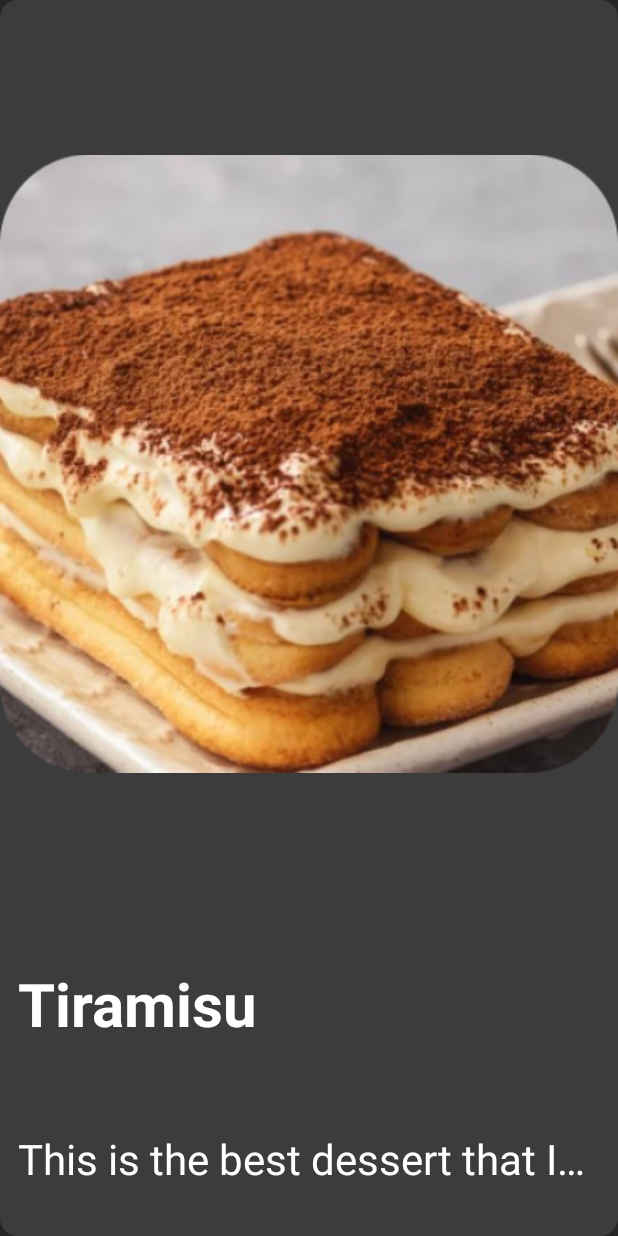
After one commit to nguyenhoangminh31082003/CS426-Final_project, an Android app built with Jetpack Compose: the layout layout_of_food_in_search_result.xml on its own in the app's theme, with its tools: preview values and no code run, on a phone screen of 412 x 824 dp. The commit adds this screen. Run offline under Robolectric (Android 15) with nearby library versions, the phone set to English and light mode, and no system bars.

Commit message:
Create layout for food in search result

```diff
--- a/CS426_final_project/app/src/main/java/com/example/cs426_final_project/activities/ChoosingSortModeActivity.java
+++ b/CS426_final_project/app/src/main/java/com/example/cs426_final_project/activities/ChoosingSortModeActivity.java
@@ -1,7 +1,9 @@
 package com.example.cs426_final_project.activities;
 
 import androidx.appcompat.app.AppCompatActivity;
+import androidx.core.content.ContextCompat;
 
+import android.graphics.Color;
 import android.os.Bundle;
 import android.view.View;
 import android.widget.Button;
@@ -16,20 +18,29 @@ public class ChoosingSortModeActivity extends AppCompatActivity {
 
     private void chooseNearByMode() {
         this.nearByButton.setBackgroundResource(R.drawable.chosen_sort_mode_customization);
+        this.nearByButton.setTextColor(ContextCompat.getColor(getApplicationContext(), R.color.dark_grey));
         this.bestRatingsButton.setBackgroundResource(R.drawable.unchosen_sort_mode_customization);
+        this.bestRatingsButton.setTextColor(ContextCompat.getColor(getApplicationContext(), R.color.white));
         this.popularButton.setBackgroundResource(R.drawable.unchosen_sort_mode_customization);
+        this.popularButton.setTextColor(ContextCompat.getColor(getApplicationContext(), R.color.white));
     }
 
     private void chooseBestRatingsByMode() {
         this.nearByButton.setBackgroundResource(R.drawable.unchosen_sort_mode_customization);
+        this.nearByButton.setTextColor(ContextCompat.getColor(getApplicationContext(), R.color.white));
         this.bestRatingsButton.setBackgroundResource(R.drawable.chosen_sort_mode_customization);
+        this.bestRatingsButton.setTextColor(ContextCompat.getColor(getApplicationContext(), R.color.dark_grey));
         this.popularButton.setBackgroundResource(R.drawable.unchosen_sort_mode_customization);
+        this.popularButton.setTextColor(ContextCompat.getColor(getApplicationContext(), R.color.white));
     }
 
     private void choosePopularMode() {
         this.nearByButton.setBackgroundResource(R.drawable.unchosen_sort_mode_customization);
+        this.nearByButton.setTextColor(ContextCompat.getColor(getApplicationContext(), R.color.white));
         this.bestRatingsButton.setBackgroundResource(R.drawable.unchosen_sort_mode_customization);
+        this.bestRatingsButton.setTextColor(ContextCompat.getColor(getApplicationContext(), R.color.white));
         this.popularButton.setBackgroundResource(R.drawable.chosen_sort_mode_customization);
+        this.popularButton.setTextColor(ContextCompat.getColor(getApplicationContext(), R.color.dark_grey));
     }
 
     @Override
--- /dev/null
+++ b/CS426_final_project/app/src/main/res/drawable/layout_of_food_in_search_result_customization.xml
@@ -0,0 +1,14 @@
+<?xml version="1.0" encoding="utf-8"?>
+<shape
+    xmlns:android="http://schemas.android.com/apk/res/android"
+    android:shape = "rectangle"
+    >
+
+    <solid
+        android:color = "@color/light_grey">
+    </solid>
+
+    <corners
+        android:radius="12dp"></corners>
+
+</shape>
--- /dev/null
+++ b/CS426_final_project/app/src/main/res/layout/layout_of_food_in_search_result.xml
@@ -0,0 +1,45 @@
+<?xml version="1.0" encoding="utf-8"?>
+<LinearLayout xmlns:android="http://schemas.android.com/apk/res/android"
+    android:background="@drawable/layout_of_food_in_search_result_customization"
+    android:layout_width="match_parent"
+    android:layout_height="match_parent"
+    android:orientation="vertical">
+
+    <ImageView
+        android:src = "@drawable/review_page_default_food_image"
+        android:id = "@+id/demo_image_of_food"
+        android:layout_width="match_parent"
+        android:layout_height="0dp"
+        android:layout_weight="6">
+    </ImageView>
+
+    <TextView
+        android:id = "@+id/food_name"
+        android:padding="12dp"
+        android:textSize="40sp"
+        android:textColor="@color/white"
+        android:text="Tiramisu"
+        android:textStyle="bold"
+        android:ellipsize="end"
+        android:singleLine="true"
+        android:gravity="center_vertical|left"
+        android:layout_width="match_parent"
+        android:layout_height="0dp"
+        android:layout_weight="1">
+    </TextView>
+
+    <TextView
+        android:id = "@+id/a_random_food_review"
+        android:padding="12dp"
+        android:textSize="28sp"
+        android:textColor="@color/white"
+        android:text="This is the best dessert that I have ever eaten in my life. You will absolutely regret if you do not try this!!!"
+        android:ellipsize="end"
+        android:singleLine="true"
+        android:gravity="center_vertical|left"
+        android:layout_width="match_parent"
+        android:layout_height="0dp"
+        android:layout_weight="1">
+    </TextView>
+
+</LinearLayout>
```
